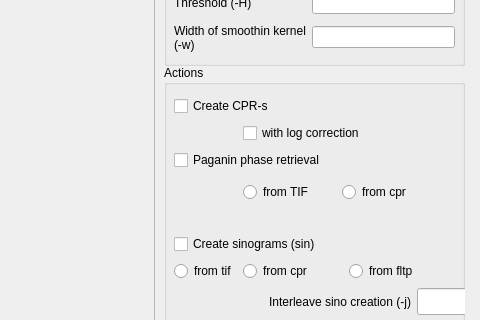
Qt form gui.ui (gnudo/grecoman) before a commit; both pictures show x 776 to 1256 and y 494 to 814 of the 1256 by 945 pixel window.
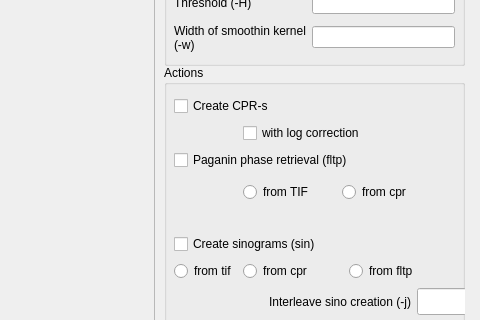
The same form after that commit.

Commit message:
CLOSED - task 32: Put "(fltp)" after the paganin radio button in Actions
http://github.com/gnudo/grecoman/issues/issue/32

```diff
--- a/gui.ui
+++ b/gui.ui
@@ -1255,7 +1255,7 @@
       <item row="2" column="0" colspan="3">
        <widget class="QCheckBox" name="paganinon">
         <property name="text">
-         <string>Paganin phase retrieval</string>
+         <string>Paganin phase retrieval (fltp)</string>
         </property>
        </widget>
       </item>
```
The commit also changes 1 other file.
